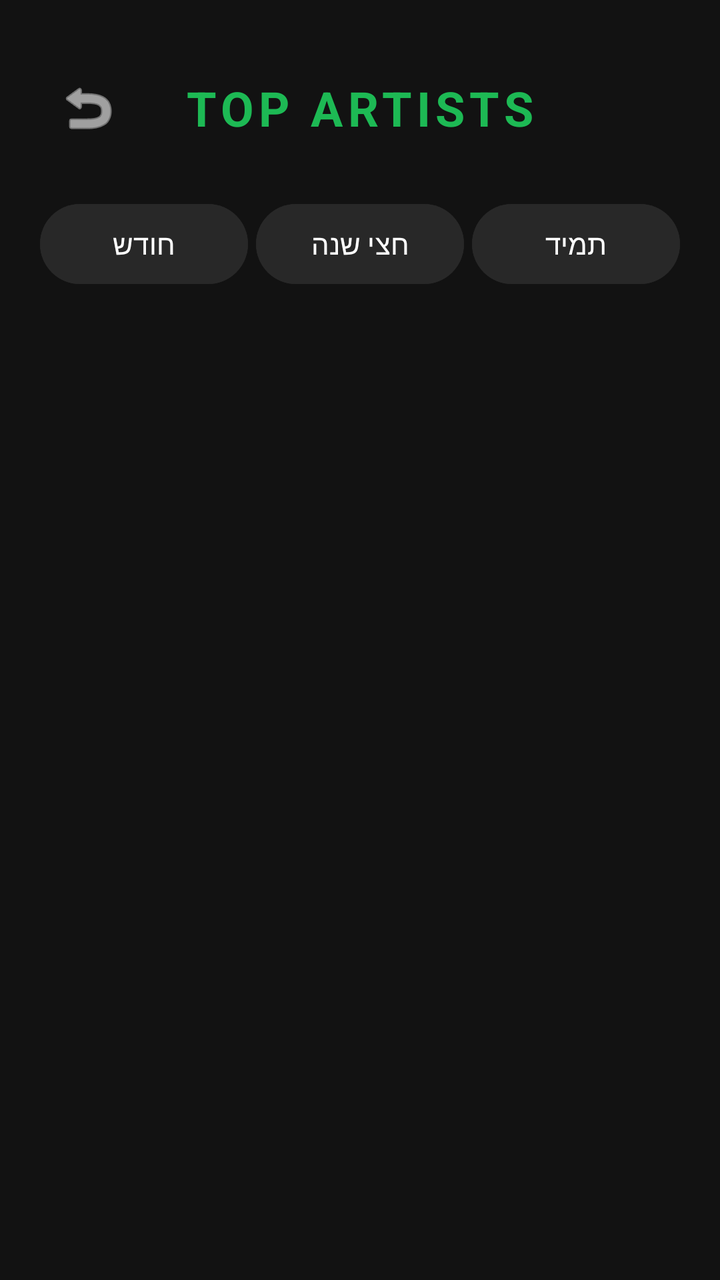
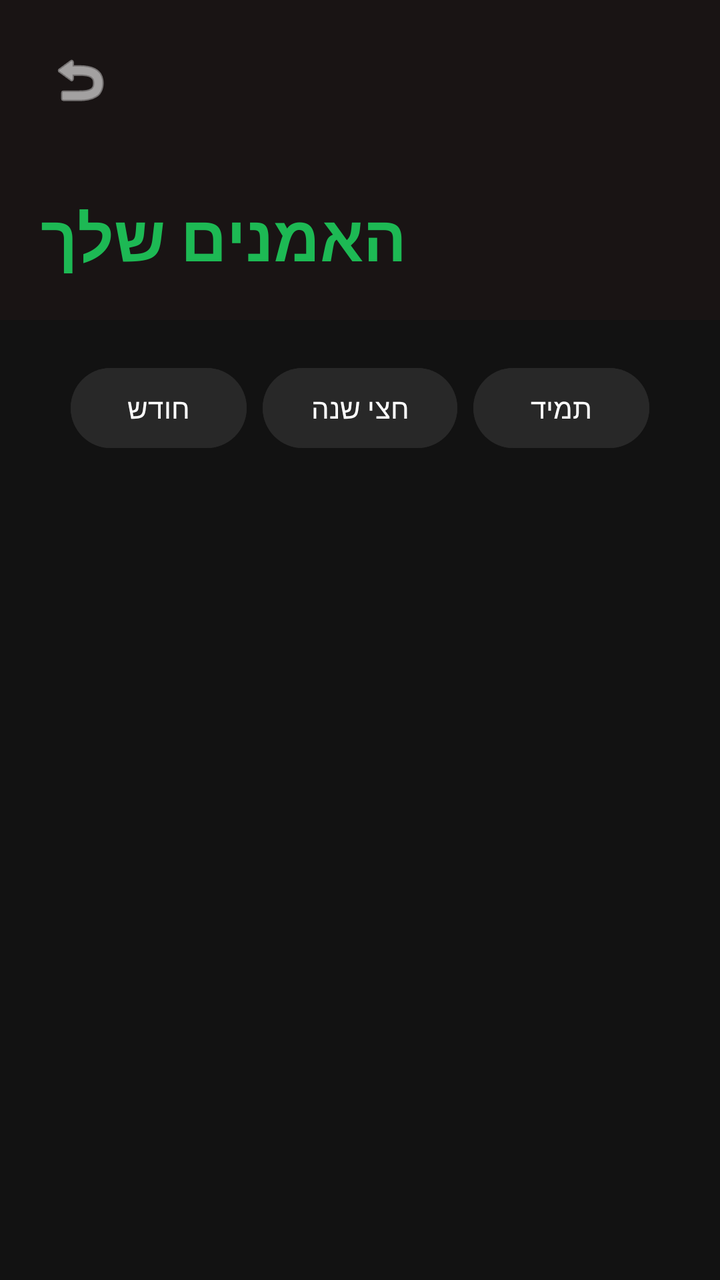

Before-and-after screenshots of an Android layout around one commit, followed by the original layout XML and the change that was made.
<!-- AndroidManifest.xml: application theme Theme.Guessify1 -->
<!-- res/layout/activity_top_artists.xml -->
<?xml version="1.0" encoding="utf-8"?>
<LinearLayout xmlns:android="http://schemas.android.com/apk/res/android"
    xmlns:app="http://schemas.android.com/apk/res-auto"
    android:layout_width="match_parent"
    android:layout_height="match_parent"
    android:background="#121212"
    android:orientation="vertical"
    android:padding="20dp">

    <RelativeLayout
        android:layout_width="match_parent"
        android:layout_height="wrap_content"
        android:layout_marginTop="10dp"
        android:layout_marginBottom="20dp">

        <ImageButton
            android:id="@+id/btnBack"
            android:layout_width="48dp"
            android:layout_height="48dp"
            android:background="?attr/selectableItemBackgroundBorderless"
            android:src="@android:drawable/ic_menu_revert"
            android:contentDescription="חזרה"
            app:tint="#FFFFFF"
            android:layout_alignParentStart="true"
            android:layout_centerVertical="true"/>

        <TextView
            android:layout_width="wrap_content"
            android:layout_height="wrap_content"
            android:layout_centerInParent="true"
            android:text="TOP ARTISTS"
            android:textColor="#1DB954"
            android:textSize="24sp"
            android:textStyle="bold"
            android:letterSpacing="0.1" />
    </RelativeLayout>

    <LinearLayout
        android:layout_width="match_parent"
        android:layout_height="wrap_content"
        android:orientation="horizontal"
        android:gravity="center"
        android:layout_marginBottom="24dp">

        <Button
            android:id="@+id/btnShort"
            android:layout_width="0dp"
            android:layout_height="wrap_content"
            android:layout_weight="1"
            android:text="חודש"
            android:backgroundTint="#282828"
            android:layout_marginEnd="4dp"/>

        <Button
            android:id="@+id/btnMedium"
            android:layout_width="0dp"
            android:layout_height="wrap_content"
            android:layout_weight="1"
            android:text="חצי שנה"
            android:backgroundTint="#282828"
            android:layout_marginEnd="4dp"/>

        <Button
            android:id="@+id/btnLong"
            android:layout_width="0dp"
            android:layout_height="wrap_content"
            android:layout_weight="1"
            android:text="תמיד"
            android:backgroundTint="#282828"/>
    </LinearLayout>

    <ScrollView
        android:layout_width="match_parent"
        android:layout_height="match_parent">
        <TextView
            android:id="@+id/tvArtistsList"
            android:layout_width="match_parent"
            android:layout_height="wrap_content"
            android:textColor="#FFFFFF"
            android:textSize="18sp"
            android:lineSpacingExtra="12dp" />
    </ScrollView>
</LinearLayout>
<!-- resources referenced by this layout -->
<resources>
  <style name="Theme.Guessify1" parent="Base.Theme.Guessify1" />
  <style name="Base.Theme.Guessify1" parent="Theme.Material3.DayNight.NoActionBar">
          
          
      </style>
</resources>

<!-- the commit's change to res/layout/activity_top_artists.xml (unified diff, before → after) -->
@@ -4,80 +4,56 @@
     android:layout_width="match_parent"
     android:layout_height="match_parent"
     android:background="#121212"
-    android:orientation="vertical"
-    android:padding="20dp">
+    android:orientation="vertical">
 
     <RelativeLayout
         android:layout_width="match_parent"
-        android:layout_height="wrap_content"
-        android:layout_marginTop="10dp"
-        android:layout_marginBottom="20dp">
+        android:layout_height="160dp"
+        android:background="#191414"
+        android:padding="20dp">
 
         <ImageButton
             android:id="@+id/btnBack"
-            android:layout_width="48dp"
-            android:layout_height="48dp"
+            android:layout_width="40dp"
+            android:layout_height="40dp"
             android:background="?attr/selectableItemBackgroundBorderless"
             android:src="@android:drawable/ic_menu_revert"
-            android:contentDescription="חזרה"
-            app:tint="#FFFFFF"
-            android:layout_alignParentStart="true"
-            android:layout_centerVertical="true"/>
+            app:tint="#FFFFFF" />
 
         <TextView
             android:layout_width="wrap_content"
             android:layout_height="wrap_content"
-            android:layout_centerInParent="true"
-            android:text="TOP ARTISTS"
+            android:layout_alignParentBottom="true"
+            android:text="האמנים שלך"
             android:textColor="#1DB954"
-            android:textSize="24sp"
-            android:textStyle="bold"
-            android:letterSpacing="0.1" />
+            android:textSize="32sp"
+            android:textStyle="bold" />
     </RelativeLayout>
 
     <LinearLayout
         android:layout_width="match_parent"
         android:layout_height="wrap_content"
-        android:orientation="horizontal"
+        android:padding="16dp"
         android:gravity="center"
-        android:layout_marginBottom="24dp">
+        android:orientation="horizontal">
 
-        <Button
-            android:id="@+id/btnShort"
-            android:layout_width="0dp"
-            android:layout_height="wrap_content"
-            android:layout_weight="1"
-            android:text="חודש"
-            android:backgroundTint="#282828"
-            android:layout_marginEnd="4dp"/>
-
-        <Button
-            android:id="@+id/btnMedium"
-            android:layout_width="0dp"
-            android:layout_height="wrap_content"
-            android:layout_weight="1"
-            android:text="חצי שנה"
-            android:backgroundTint="#282828"
-            android:layout_marginEnd="4dp"/>
-
-        <Button
-            android:id="@+id/btnLong"
-            android:layout_width="0dp"
-            android:layout_height="wrap_content"
-            android:layout_weight="1"
-            android:text="תמיד"
-            android:backgroundTint="#282828"/>
+        <Button android:id="@+id/btnShort" android:layout_width="wrap_content" android:layout_height="wrap_content" android:text="חודש" android:layout_margin="4dp" android:backgroundTint="#282828" app:cornerRadius="20dp"/>
+        <Button android:id="@+id/btnMedium" android:layout_width="wrap_content" android:layout_height="wrap_content" android:text="חצי שנה" android:layout_margin="4dp" android:backgroundTint="#282828" app:cornerRadius="20dp"/>
+        <Button android:id="@+id/btnLong" android:layout_width="wrap_content" android:layout_height="wrap_content" android:text="תמיד" android:layout_margin="4dp" android:backgroundTint="#282828" app:cornerRadius="20dp"/>
     </LinearLayout>
 
-    <ScrollView
+    <androidx.core.widget.NestedScrollView
         android:layout_width="match_parent"
-        android:layout_height="match_parent">
+        android:layout_height="match_parent"
+        android:layout_margin="10dp">
         <TextView
             android:id="@+id/tvArtistsList"
             android:layout_width="match_parent"
             android:layout_height="wrap_content"
+            android:padding="16dp"
             android:textColor="#FFFFFF"
             android:textSize="18sp"
-            android:lineSpacingExtra="12dp" />
-    </ScrollView>
+            android:lineSpacingExtra="15dp" />
+    </androidx.core.widget.NestedScrollView>
+
 </LinearLayout>
